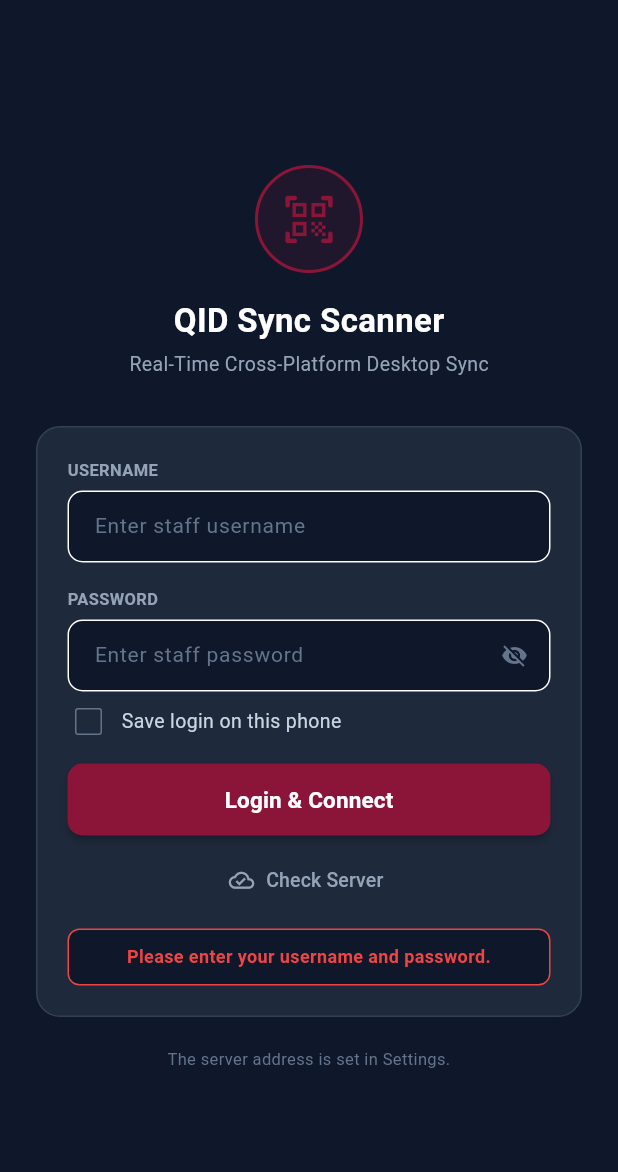
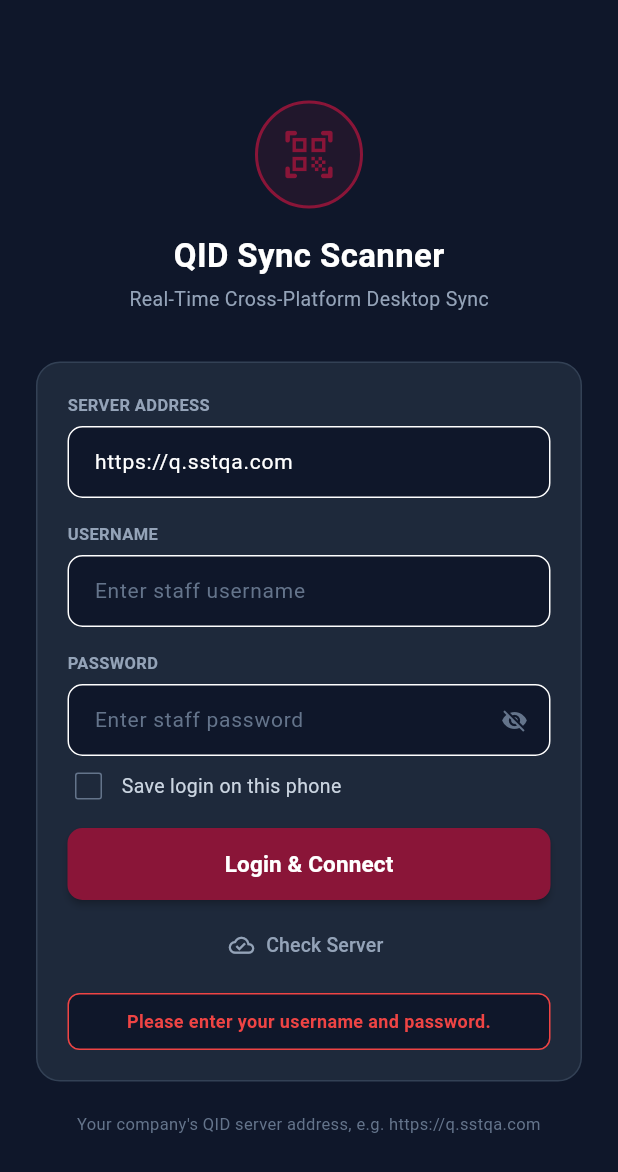
Before and after one commit to Junaid5412/qidscannar, a Flutter app: the screen it shows after launch, after a tap on "Check Server", after a tap on "Login & Connect", on a phone screen of 412 x 824 dp. Shown: the top 1172 px of the screen. Run offline on Flutter 3.47's test engine with Material 3 defaults, Android fonts, the phone set to English and light mode, and no system bars; our stand-ins replace camera, flutter_secure_storage, local_auth, shared_preferences; missing offline and left inert: google_mlkit_barcode_scanning, google_mlkit_text_recognition; network calls fail.

Commit message:
App: connect to the live server q.sstqa.com by default
- Default server is now https://q.sstqa.com (the self-hosted QID Manager);
  a phone still holding the retired sstqa.com/qidbridge link is moved over
  automatically on first launch.
- Login screen gets a Server address field, so a new phone can be pointed
  at any server before signing in; Check Server tests what is typed.
- Settings wording and timeout messages no longer refer to the PC
  connector / bridge.
- Version 1.0.1+2.

Co-Authored-By: Claude Opus 5.5 <noreply@anthropic.com>

```diff
--- a/mobile_app/lib/screens/login_screen.dart
+++ b/mobile_app/lib/screens/login_screen.dart
@@ -16,6 +16,7 @@ class LoginScreen extends StatefulWidget {
 }
 
 class _LoginScreenState extends State<LoginScreen> {
+  final _serverController = TextEditingController();
   final _usernameController = TextEditingController();
   final _passwordController = TextEditingController();
 
@@ -39,12 +40,14 @@ class _LoginScreenState extends State<LoginScreen> {
 
   @override
   void dispose() {
+    _serverController.dispose();
     _usernameController.dispose();
     _passwordController.dispose();
     super.dispose();
   }
 
   Future<void> _restoreState() async {
+    final serverUrl = await StorageService.getServerUrl();
     final saveLogin = await StorageService.isSaveLoginEnabled();
     final savedUsername = await StorageService.getSavedUsername();
     final biometricEnabled = await StorageService.isBiometricEnabled();
@@ -55,6 +58,7 @@ class _LoginScreenState extends State<LoginScreen> {
     if (!mounted) return;
 
     setState(() {
+      _serverController.text = serverUrl;
       _saveLogin = saveLogin;
       _usernameController.text = savedUsername ?? '';
       _biometricAvailable = available;
@@ -100,7 +104,8 @@ class _LoginScreenState extends State<LoginScreen> {
       _isStatusPositive = true;
     });
 
-    final res = await ApiService.checkServer();
+    final typed = _serverController.text.trim();
+    final res = await ApiService.checkServer(typed.isEmpty ? null : typed);
 
     if (!mounted) return;
     setState(() {
@@ -124,6 +129,9 @@ class _LoginScreenState extends State<LoginScreen> {
       _statusMessage = null;
     });
 
+    // The address typed on this screen is the one to use (and keep).
+    final typedServer = _serverController.text.trim();
+    if (typedServer.isNotEmpty) await StorageService.setServerUrl(typedServer);
     final serverUrl = await StorageService.getServerUrl();
     final res = await ApiService.login(
       serverUrl: serverUrl,
@@ -240,6 +248,19 @@ class _LoginScreenState extends State<LoginScreen> {
                   child: Column(
                     crossAxisAlignment: CrossAxisAlignment.start,
                     children: [
+                      _label('SERVER ADDRESS'),
+                      const SizedBox(height: 6),
+                      TextField(
+                        controller: _serverController,
+                        style: const TextStyle(color: Colors.white, fontSize: 14),
+                        keyboardType: TextInputType.url,
+                        autocorrect: false,
+                        enableSuggestions: false,
+                        textInputAction: TextInputAction.next,
+                        decoration: _fieldDecoration(StorageService.defaultServerUrl),
+                      ),
+                      const SizedBox(height: 16),
+
                       _label('USERNAME'),
                       const SizedBox(height: 6),
                       TextField(
@@ -409,7 +430,7 @@ class _LoginScreenState extends State<LoginScreen> {
                 Text(
                   _biometricAvailable
                       ? 'Tip: tick "Save login", then turn on $_biometricLabel in Settings.'
-                      : 'The server address is set in Settings.',
+                      : 'Your company\'s QID server address, e.g. ${StorageService.defaultServerUrl}',
                   textAlign: TextAlign.center,
                   style: const TextStyle(color: Color(0xFF64748B), fontSize: 11),
                 ),
--- a/mobile_app/lib/screens/settings_screen.dart
+++ b/mobile_app/lib/screens/settings_screen.dart
@@ -74,13 +74,13 @@ class _SettingsScreenState extends State<SettingsScreen> {
     final link = _linkController.text.trim();
 
     if (link.isEmpty) {
-      _toast('Enter a server link first.', good: false);
+      _toast('Enter the server address first.', good: false);
       return;
     }
 
     await StorageService.setServerUrl(link);
     if (!mounted) return;
-    _toast('Server link saved.');
+    _toast('Server address saved.');
     _checkServer();
   }
 
@@ -89,7 +89,7 @@ class _SettingsScreenState extends State<SettingsScreen> {
     final url = await StorageService.getServerUrl();
     if (!mounted) return;
     setState(() => _linkController.text = url);
-    _toast('Reset to the default link.');
+    _toast('Reset to the default address.');
   }
 
   Future<void> _checkServer() async {
@@ -238,14 +238,14 @@ class _SettingsScreenState extends State<SettingsScreen> {
           const SizedBox(height: 24),
 
           // ── Server link ────────────────────────────────────────────────
-          _sectionLabel('SERVER LINK'),
+          _sectionLabel('SERVER ADDRESS'),
           _card(
             child: Column(
               crossAxisAlignment: CrossAxisAlignment.start,
               children: [
                 const Text(
-                  'The bridge link from your QID system. The same link goes in '
-                  'QID Settings on the PC.',
+                  'Your QID server address, e.g. https://q.sstqa.com '
+                  '(Settings, Mobile app on the QID website shows it).',
                   style: TextStyle(color: Color(0xFF94A3B8), fontSize: 12, height: 1.4),
                 ),
                 const SizedBox(height: 12),
@@ -257,7 +257,7 @@ class _SettingsScreenState extends State<SettingsScreen> {
                   maxLines: 3,
                   minLines: 1,
                   decoration: InputDecoration(
-                    hintText: 'https://yourdomain.com/bridge.php/...',
+                    hintText: StorageService.defaultServerUrl,
                     hintStyle: const TextStyle(color: Color(0xFF64748B), fontSize: 12),
                     filled: true,
                     fillColor: const Color(0xFF0F172A),
--- a/mobile_app/lib/services/api_service.dart
+++ b/mobile_app/lib/services/api_service.dart
@@ -7,11 +7,11 @@ import 'storage_service.dart';
 /// Talks to the QID system at whichever address is configured.
 ///
 /// The app no longer searches the local network for the PC. It connects to one
-/// fixed address - the online bridge - which works on any Wi-Fi and on mobile
-/// data, so there is nothing to detect and nothing to go stale.
+/// fixed internet address (the live QID server, or an online bridge for an
+/// install on an office PC), which works on any Wi-Fi and on mobile data.
 class ApiService {
-  /// Requests through the bridge cross the internet twice (phone to host, host
-  /// to PC), so budgets are generous compared with a direct LAN call.
+  /// A bridge crosses the internet twice (phone to host, host to PC), so the
+  /// budgets stay generous compared with a direct call.
   static const Duration _checkTimeout = Duration(seconds: 20);
   static const Duration _loginTimeout = Duration(seconds: 25);
   static const Duration _scanTimeout = Duration(seconds: 25);
@@ -34,7 +34,7 @@ class ApiService {
       final dynamic data = jsonDecode(response.body);
 
       if (data is Map && data['app'] == 'qid_scanner') {
-        final host = data['hostname'] ?? 'the QID PC';
+        final host = data['hostname'] ?? 'the QID server';
         return {'success': true, 'message': 'Connected to $host.'};
       }
 
@@ -106,7 +106,7 @@ class ApiService {
     } on SocketException catch (e) {
       return {'success': false, 'message': 'No internet: ${e.message}'};
     } on TimeoutException {
-      return {'success': false, 'message': 'Login timed out. Is the PC connector running?'};
+      return {'success': false, 'message': 'Login timed out. Check the internet connection and the server address.'};
     } on FormatException {
       return {'success': false, 'message': 'The server did not return a valid response.'};
     } catch (e) {
@@ -155,7 +155,7 @@ class ApiService {
     } on TimeoutException {
       return {
         'success': false,
-        'message': 'Sync timed out. Check the PC is on and the connector is running.'
+        'message': 'Sync timed out. Check the internet connection and try again.'
       };
     } on FormatException {
       return {'success': false, 'message': 'The server returned an unreadable response.'};
--- a/mobile_app/lib/services/storage_service.dart
+++ b/mobile_app/lib/services/storage_service.dart
@@ -2,13 +2,15 @@ import 'package:flutter_secure_storage/flutter_secure_storage.dart';
 import 'package:shared_preferences/shared_preferences.dart';
 
 class StorageService {
-  /// The online bridge this app ships pointed at.
+  /// The live QID server this app ships pointed at.
   ///
-  /// The bridge gives the PC a fixed address that does not change with Wi-Fi,
-  /// DHCP or location, which is why the app no longer hunts for the PC on the
-  /// local network. It is editable in Settings for a different install.
-  static const String defaultServerUrl =
-      'https://sstqa.com/qidbridge/bridge.php/7fdbfd2eed51e7bc14729978';
+  /// A fixed internet address that works on any Wi-Fi and on mobile data. It can
+  /// be changed on the login screen or in Settings for a different install.
+  static const String defaultServerUrl = 'https://q.sstqa.com';
+
+  /// The old online-bridge link that earlier builds saved. That bridge has been
+  /// retired, so a phone still holding it is moved to [defaultServerUrl].
+  static const String _retiredBridge = 'sstqa.com/qidbridge/bridge.php';
 
   static const String _keyServerUrl = 'server_url';
   static const String _keyAuthToken = 'auth_token';
@@ -109,6 +111,10 @@ class StorageService {
     final prefs = await SharedPreferences.getInstance();
     final saved = prefs.getString(_keyServerUrl);
     if (saved == null || saved.trim().isEmpty) return defaultServerUrl;
+    if (saved.contains(_retiredBridge)) {
+      await prefs.setString(_keyServerUrl, defaultServerUrl);
+      return defaultServerUrl;
+    }
     return saved;
   }
 
--- a/mobile_app/pubspec.yaml
+++ b/mobile_app/pubspec.yaml
@@ -2,7 +2,7 @@ name: qid_scanner
 description: "Qatar ID Real-Time Barcode Scanner & Desktop Synchronizer"
 publish_to: 'none'
 
-version: 1.0.0+1
+version: 1.0.1+2
 
 environment:
   sdk: '>=3.0.0 <4.0.0'
```
